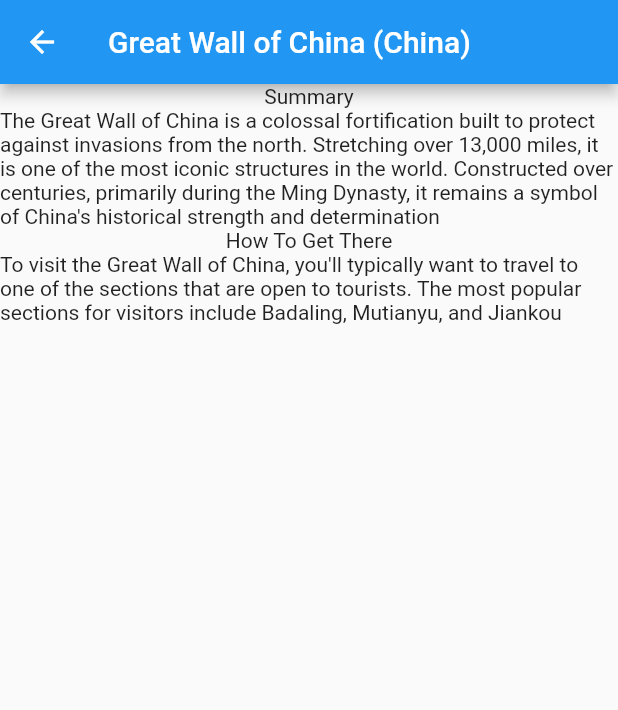
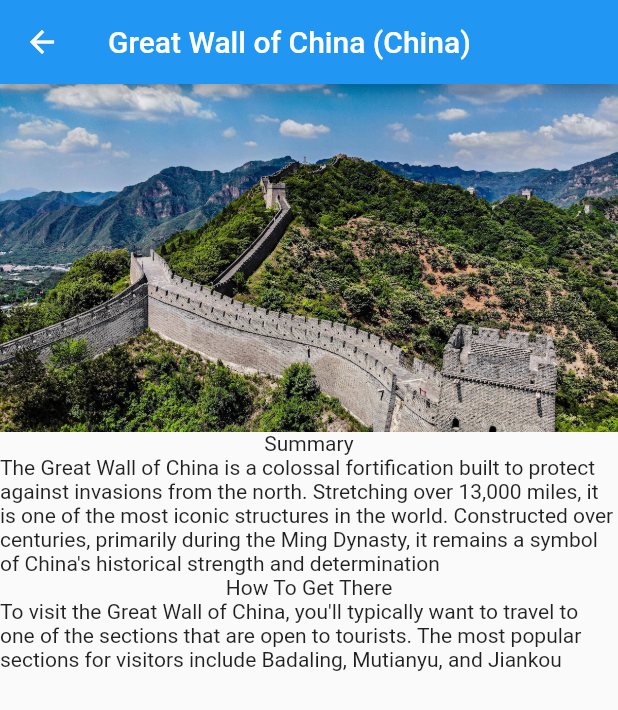
Before and after one commit to pavants777/New-Seven-Wonders-of-the-World, a Flutter app: the screen it shows after launch, in the side drawer, after a tap on "Great Wall of China (China)", on a phone screen of 412 x 824 dp. Shown: the top 710 px of the screen. Run offline on Flutter 3.47's test engine with Material 2 defaults, Android fonts, the phone set to English and light mode, and no system bars.

Commit message:
second commit

```diff
--- a/lib/Page/Homepage.dart
+++ b/lib/Page/Homepage.dart
@@ -135,22 +135,22 @@ Widget HomeSheet() {
         title: Image.asset('assets/01.jpg'),
       ),
       ListTile(
-        title: Image.asset('assets/01.jpg'),
+        title: Image.asset('assets/02.jpg'),
       ),
       ListTile(
-        title: Image.asset('assets/01.jpg'),
+        title: Image.asset('assets/03.jpg'),
       ),
       ListTile(
-        title: Image.asset('assets/01.jpg'),
+        title: Image.asset('assets/04.jpg'),
       ),
       ListTile(
-        title: Image.asset('assets/01.jpg'),
+        title: Image.asset('assets/05.jpg'),
       ),
       ListTile(
-        title: Image.asset('assets/01.jpg'),
+        title: Image.asset('assets/06.jpg'),
       ),
       ListTile(
-        title: Image.asset('assets/01.jpg'),
+        title: Image.asset('assets/07.jpg'),
       ),
     ],
   );
--- a/lib/Page/Screen.dart
+++ b/lib/Page/Screen.dart
@@ -11,9 +11,21 @@ class Screen extends StatelessWidget {
       appBar: AppBar(
         title: Text(location.name ?? 'Unkown'),
       ),
-      body: Center(
+      body: Container(
         child: Column(
-          children: _renders(location),
+          children: [
+            Container(
+              child: Image.asset(
+                location.url ?? 'assets/01.jpg',
+                fit: BoxFit.contain,
+              ),
+            ),
+            Center(
+              child: Column(
+                children: _renders(location),
+              ),
+            ),
+          ],
         ),
       ),
     );
--- a/lib/mocks/mocks_data.dart
+++ b/lib/mocks/mocks_data.dart
@@ -5,8 +5,7 @@ class MockDataChina extends Location {
   static Location FetchAny() {
     return Location(
       name: 'Great Wall of China (China)',
-      url:
-          'https://www.google.com/imgres?imgurl=https%3A%2F%2Fimages.nationalgeographic.org%2Fimage%2Fupload%2Ft_edhub_resource_key_image%2Fv1638892506%2FEducationHub%2Fphotos%2Fthe-great-wall-of-china.jpg&tbnid=bRwsDQKp8TWzjM&vet=12ahUKEwi0vpygiMSCAxUp3DgGHY52AyEQMygBegQIARBw..i&imgrefurl=https%3A%2F%2Feducation.nationalgeographic.org%2Fresource%2Fgreat-wall-china%2F&docid=QhOGlhzkhAZdZM&w=860&h=580&itg=1&q=the%20great%20wall%20of%20china%20images&ved=2ahUKEwi0vpygiMSCAxUp3DgGHY52AyEQMygBegQIARBw',
+      url: 'assets/01.jpg',
       facts: <LocationFacts>[
         LocationFacts(
           title: 'Summary',
@@ -27,8 +26,7 @@ class MockDataJordan extends Location {
   static Location FetchAny() {
     return Location(
       name: 'Petra (Jordan)',
-      url:
-          'https://www.google.com/imgres?imgurl=https%3A%2F%2Fimages.nationalgeographic.org%2Fimage%2Fupload%2Ft_edhub_resource_key_image%2Fv1638892506%2FEducationHub%2Fphotos%2Fthe-great-wall-of-china.jpg&tbnid=bRwsDQKp8TWzjM&vet=12ahUKEwi0vpygiMSCAxUp3DgGHY52AyEQMygBegQIARBw..i&imgrefurl=https%3A%2F%2Feducation.nationalgeographic.org%2Fresource%2Fgreat-wall-china%2F&docid=QhOGlhzkhAZdZM&w=860&h=580&itg=1&q=the%20great%20wall%20of%20china%20images&ved=2ahUKEwi0vpygiMSCAxUp3DgGHY52AyEQMygBegQIARBw',
+      url: 'assets/02.jpg',
       facts: <LocationFacts>[
         LocationFacts(
           title: 'Summary',
@@ -49,7 +47,7 @@ class MockDataBrazil extends Location {
   static Location FetchAny() {
     return Location(
       name: 'Christ the Redeemer (Brazil)',
-      url: '',
+      url: 'assets/03.jpg',
       facts: <LocationFacts>[
         LocationFacts(
           title: 'Summary',
@@ -70,7 +68,7 @@ class MockDataPeru extends Location {
   static Location FetchAny() {
     return Location(
       name: 'Machu Picchu (Peru)',
-      url: '',
+      url: 'assets/04.jpg',
       facts: <LocationFacts>[
         LocationFacts(
           title: 'Summary',
@@ -90,7 +88,7 @@ class MockDataMexico extends Location {
   static Location FetchAny() {
     return Location(
       name: 'Chichen Itza (Mexico)',
-      url: '',
+      url: 'assets/05.jpg',
       facts: <LocationFacts>[
         LocationFacts(
           title: 'Summary',
@@ -110,7 +108,7 @@ class MockDataItaly extends Location {
   static Location FetchAny() {
     return Location(
       name: 'Roman Colosseum (Italy)',
-      url: '',
+      url: 'assets/06.jpg',
       facts: <LocationFacts>[
         LocationFacts(
           title: 'Summary',
@@ -130,7 +128,7 @@ class MockDataIndia extends Location {
   static Location FetchAny() {
     return Location(
       name: 'Taj Mahal (India)',
-      url: '',
+      url: 'assets/07.jpg',
       facts: <LocationFacts>[
         LocationFacts(
           title: 'Summary',
--- a/pubspec.yaml
+++ b/pubspec.yaml
@@ -59,8 +59,8 @@ flutter:
   uses-material-design: true
 
   # To add assets to your application, add an assets section, like this:
-   assets:
-     - assets/
+  assets:
+    - assets/
 
   # An image asset can refer to one or more resolution-specific "variants", see
   # https://flutter.dev/assets-and-images/#resolution-aware
```
Also changed, not shown: assets/07.jpg (added).
